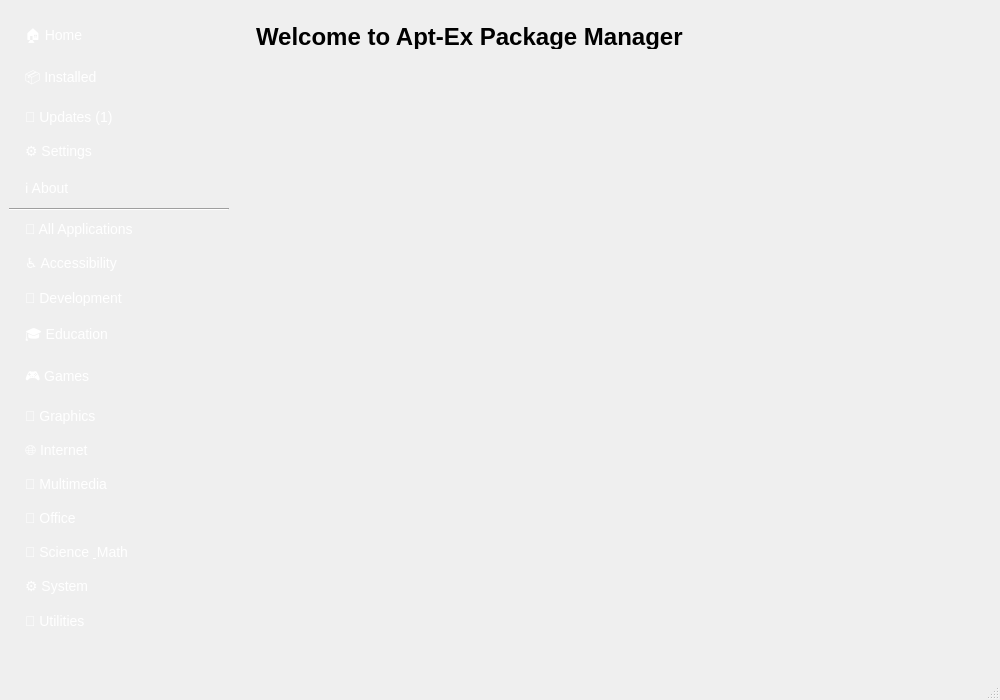
Before: the Qt Designer form src/ui/main_window.ui in anocweb/apt-ex-package-manager, drawn with Qt 5.
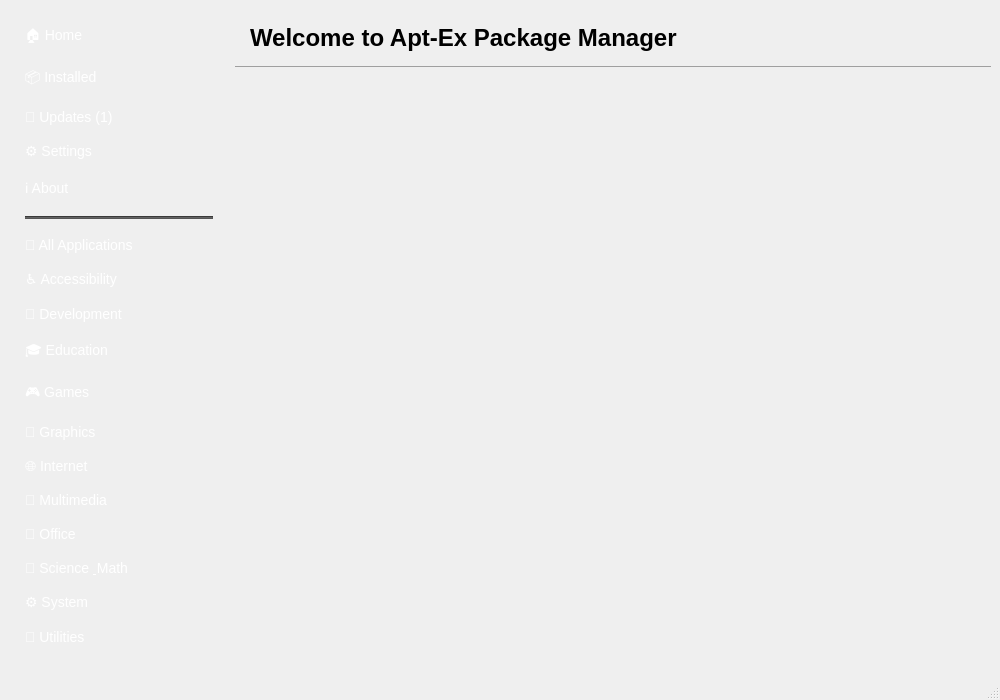
After: the same form once the commit is applied.

Patch:
```diff
--- a/src/ui/main_window.ui
+++ b/src/ui/main_window.ui
@@ -147,7 +147,7 @@
           <enum>QFrame::Sunken</enum>
          </property>
          <property name="styleSheet">
-          <string>color: #555;</string>
+          <string>background-color: #555; margin: 8px 16px; min-height: 1px;</string>
          </property>
         </widget>
        </item>
@@ -274,19 +274,74 @@
         <number>0</number>
        </property>
        <item>
-        <widget class="QLabel" name="pageTitle">
-         <property name="text">
-          <string>Welcome to Apt-Ex Package Manager</string>
-         </property>
-         <property name="styleSheet">
-          <string>font-size: 24px; font-weight: bold; padding: 15px;</string>
-         </property>
+        <widget class="QWidget" name="headerWidget" native="true">
          <property name="maximumSize">
           <size>
            <width>16777215</width>
-           <height>55</height>
+           <height>65</height>
           </size>
          </property>
+         <property name="styleSheet">
+          <string>border-bottom: 1px solid palette(dark);</string>
+         </property>
+         <layout class="QHBoxLayout" name="headerLayout">
+          <property name="leftMargin">
+           <number>15</number>
+          </property>
+          <property name="topMargin">
+           <number>15</number>
+          </property>
+          <property name="rightMargin">
+           <number>15</number>
+          </property>
+          <property name="bottomMargin">
+           <number>15</number>
+          </property>
+          <item>
+           <widget class="QLabel" name="pageTitle">
+            <property name="text">
+             <string>Welcome to Apt-Ex Package Manager</string>
+            </property>
+            <property name="styleSheet">
+             <string>font-size: 24px; font-weight: bold;</string>
+            </property>
+           </widget>
+          </item>
+          <item>
+           <spacer name="headerSpacer">
+            <property name="orientation">
+             <enum>Qt::Horizontal</enum>
+            </property>
+            <property name="sizeHint" stdset="0">
+             <size>
+              <width>40</width>
+              <height>20</height>
+             </size>
+            </property>
+           </spacer>
+          </item>
+          <item>
+           <widget class="QWidget" name="contextActions" native="true">
+            <layout class="QHBoxLayout" name="contextActionsLayout">
+             <property name="spacing">
+              <number>5</number>
+             </property>
+             <property name="leftMargin">
+              <number>0</number>
+             </property>
+             <property name="topMargin">
+              <number>0</number>
+             </property>
+             <property name="rightMargin">
+              <number>0</number>
+             </property>
+             <property name="bottomMargin">
+              <number>0</number>
+             </property>
+            </layout>
+           </widget>
+          </item>
+         </layout>
         </widget>
        </item>
        <item>
```
